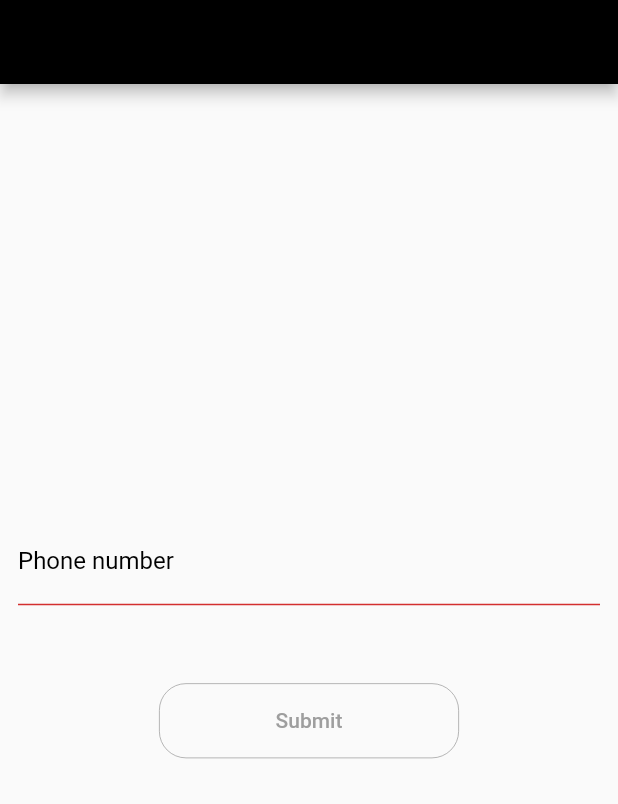
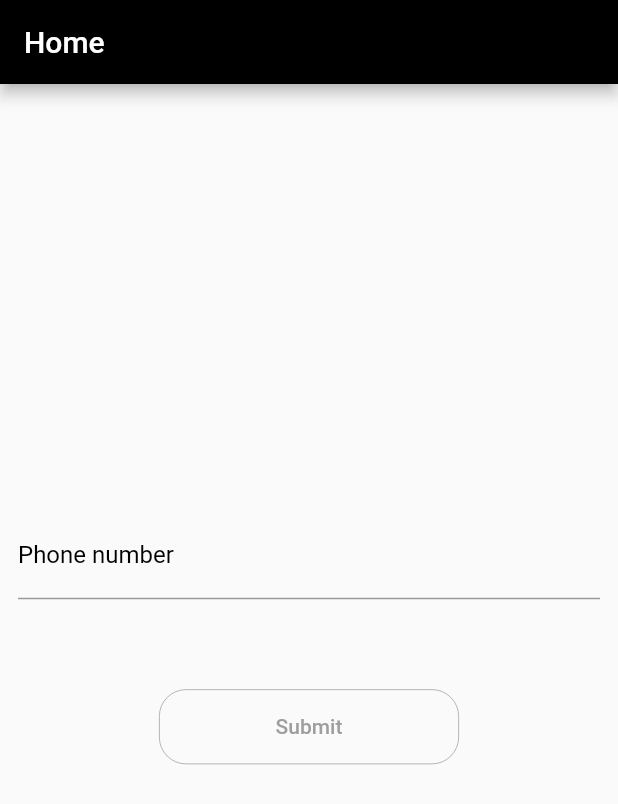
Before and after one commit to DongNguyenQ/phone_feng_shui_mvvm, a Flutter app: the screen it shows after launch, on a phone screen of 412 x 824 dp. Shown: the top 804 px of the screen. Run offline on Flutter 3.47's test engine with Material 2 defaults, Android fonts, the phone set to English and light mode, and no system bars; our stand-ins replace rxdart.

Commit message:
Fix some UI issue + Hide keyboard

```diff
--- a/phone_feng_shui_mvvm/lib/main.dart
+++ b/phone_feng_shui_mvvm/lib/main.dart
@@ -11,13 +11,17 @@ class MyApp extends StatelessWidget {
   Widget build(BuildContext context) {
     return MaterialApp(
       title: 'Feng Shui Number',
+      debugShowCheckedModeBanner: false,
       theme: ThemeData(
         primaryColor: Colors.black,
         primaryColorBrightness: Brightness.light,
-        primaryColorDark: Colors.black,
-        primaryColorLight: Colors.black,
-        primaryTextTheme: TextTheme(),
-        textTheme: TextTheme(),
+        primaryTextTheme: TextTheme(
+          caption: TextStyle(color: Colors.white),
+          headline6: TextStyle(color: Colors.white),
+        ),
+        textTheme: TextTheme(
+          caption: TextStyle(color: Colors.white)
+        ),
         // primarySwatch: Colors.blue,
       ),
       home: HomeScreen(),
--- a/phone_feng_shui_mvvm/lib/view/screen/home_screen.dart
+++ b/phone_feng_shui_mvvm/lib/view/screen/home_screen.dart
@@ -40,7 +40,9 @@ class _HomeScreenState extends State<HomeScreen> {
 
   @override
   Widget build(BuildContext context) {
-    return Scaffold(
+    return GestureDetector(
+      onTap: () => FocusManager.instance.primaryFocus?.unfocus(),
+      child: Scaffold(
         appBar: new AppBar(
           title: Text('Home'),
         ),
@@ -78,7 +80,7 @@ class _HomeScreenState extends State<HomeScreen> {
                           },
                         ),
                         errorText: snapshot.data is String
-                          ? snapshot.data : '',
+                            ? snapshot.data : null,
                         formatters: [
                           FilteringTextInputFormatter.digitsOnly,
                           LengthLimitingTextInputFormatter(10)
@@ -86,6 +88,7 @@ class _HomeScreenState extends State<HomeScreen> {
                       );
                     },
               ),
+              SizedBox(height: 30),
               StreamBuilder<FengShuiNumberQuality?>(
                 stream: _homeViewModel.qualityStream,
                 builder: (context, snapshotQuality) {
@@ -96,6 +99,7 @@ class _HomeScreenState extends State<HomeScreen> {
                       call(snapshotQuality.data!.phone!);
                     } : () {},
                     child: Text(snapshotQuality.data!.message!,
+                      textAlign: TextAlign.center,
                       style: TextStyle(
                         color: snapshotQuality.data!.isGood ? Colors.green : Colors.red
                       ),
@@ -130,6 +134,7 @@ class _HomeScreenState extends State<HomeScreen> {
             ],
           ),
         ),
+      ),
     );
   }
 
--- a/phone_feng_shui_mvvm/lib/view/widget/custom_input_view.dart
+++ b/phone_feng_shui_mvvm/lib/view/widget/custom_input_view.dart
@@ -28,13 +28,16 @@ class CustomTextFormField extends StatelessWidget {
       obscureText: obscure!,
       controller: controller,
       decoration: InputDecoration(
-          errorText: errorText ?? '',
+          errorText: errorText ?? null,
           errorStyle: errorStyle ?? null,
           hintText: hint ?? '',
           labelText: label ?? '',
           prefix: prefix ?? null,
           labelStyle: TextStyle(color: Colors.black),
           focusColor: Colors.black,
+          errorBorder: UnderlineInputBorder(
+            borderSide: BorderSide(color: Colors.red),
+          ),
           focusedBorder: UnderlineInputBorder(
             borderSide: BorderSide(color: Colors.black),
           ),
--- a/phone_feng_shui_mvvm/lib/viewmodel/home_viewmodel.dart
+++ b/phone_feng_shui_mvvm/lib/viewmodel/home_viewmodel.dart
@@ -65,7 +65,7 @@ class HomeViewModel {
         phone.substring(phone.length - 2), tabooNumbers);
     if (isMatchedTaboo) {
       numberQuality.isGood = false;
-      numberQuality.message = 'Bad fend shui number - Match taboo number $tabooNumbers';
+      numberQuality.message = 'Bad fend shui number - Match taboo number \n $tabooNumbers';
     } else {
       final caculatedNumber =
           Helper.calculateTotalOfAString(phone.substring(0, 5)) /
@@ -74,26 +74,20 @@ class HomeViewModel {
         numberQuality.isGood = false;
         numberQuality.message = 'Bad fend shui number - First 5 (${Helper.calculateTotalOfAString(phone.substring(0, 5))}) '
                 '/ last 5 (${Helper.calculateTotalOfAString(phone.substring(5))}) '
-                '-> not equal 24/29 or 24/28';
+                '\n -> not equal 24/29 or 24/28';
       } else {
         final nicePairs = await _fengShuiRepository.getNicePairNumbers();
         final compareNumber = phone.substring(phone.length - 2);
         final isFound = Helper.findMatchNumberInAList(compareNumber, nicePairs);
         if (!isFound) {
           numberQuality.isGood = false;
-          numberQuality.message = 'Bad fend shui number - Not match any nice pair : $nicePairs';
+          numberQuality.message = 'Bad fend shui number - Not match any nice pair \n $nicePairs';
         }
       }
     }
     print('MESSAGE : ${numberQuality.message}');
     qualitySink.add(numberQuality);
   }
-
-  // Future<void> findMobileNetwork(String phone) async {
-  //   final networks = await _fengShuiRepository.getMobileNetworks();
-  //   final result = Helper.findMatchMobileNetworkInListNetwork(phone, networks);
-  //
-  // }
 
   void resetStatusQualify() {
     qualitySink.add(null);
```
Lines whose indentation alone changed are shown as unchanged.
